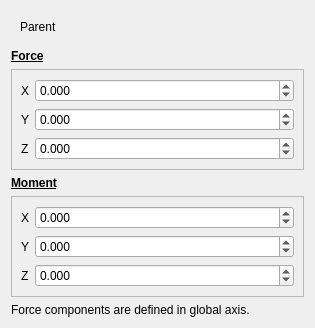
Old version of the form guis/widget_force.ui in the repository RubendeBruin/DAVE.
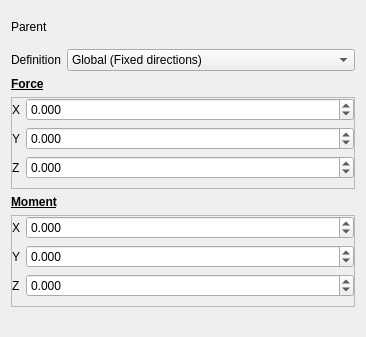
New version of the form. Custom widgets are drawn as their Qt base class.

Commit message: Added Local forces, requires at least build 231005

```diff
--- a/guis/widget_force.ui
+++ b/guis/widget_force.ui
@@ -6,8 +6,8 @@
    <rect>
     <x>0</x>
     <y>0</y>
-    <width>315</width>
-    <height>288</height>
+    <width>366</width>
+    <height>337</height>
    </rect>
   </property>
   <property name="windowTitle">
@@ -16,12 +16,9 @@
   <property name="locale">
    <locale language="English" country="UnitedStates"/>
   </property>
-  <layout class="QVBoxLayout" name="verticalLayout">
-   <item>
-    <widget class="QWidget" name="widget" native="true">
-     <layout class="QHBoxLayout" name="horizontalLayout">
-      <item>
-       <widget class="QLabel" name="label_10">
+  <layout class="QGridLayout" name="gridLayout">
+   <item row="1" column="0">
+    <widget class="QLabel" name="label_8">
         <property name="sizePolicy">
          <sizepolicy hsizetype="Minimum" vsizetype="Preferred">
           <horstretch>0</horstretch>
@@ -29,24 +26,31 @@
          </sizepolicy>
         </property>
         <property name="text">
-         <string>Parent</string>
+      <string>Definition</string>
         </property>
        </widget>
       </item>
-      <item>
-       <widget class="QNodePicker" name="widgetParent" native="true">
+   <item row="1" column="1">
+    <widget class="QComboBox" name="cbDefinition">
         <property name="sizePolicy">
-         <sizepolicy hsizetype="MinimumExpanding" vsizetype="Preferred">
+      <sizepolicy hsizetype="MinimumExpanding" vsizetype="Fixed">
           <horstretch>0</horstretch>
           <verstretch>0</verstretch>
          </sizepolicy>
         </property>
-       </widget>
-      </item>
-     </layout>
+     <item>
+      <property name="text">
+       <string>Global (Fixed directions)</string>
+      </property>
+     </item>
+     <item>
+      <property name="text">
+       <string>Local (Follower)</string>
+      </property>
+     </item>
     </widget>
    </item>
-   <item>
+   <item row="2" column="0">
     <widget class="QLabel" name="label_7">
      <property name="text">
       <string>&lt;html&gt;&lt;head/&gt;&lt;body&gt;&lt;p&gt;&lt;span style=&quot; font-weight:600; text-decoration: underline;&quot;&gt;Force&lt;/span&gt;&lt;/p&gt;&lt;/body&gt;&lt;/html&gt;</string>
@@ -56,7 +60,7 @@
      </property>
     </widget>
    </item>
-   <item>
+   <item row="3" column="0" colspan="2">
     <widget class="QFrame" name="frame">
      <property name="sizePolicy">
       <sizepolicy hsizetype="Preferred" vsizetype="Fixed">
@@ -71,6 +75,15 @@
       <enum>QFrame::Raised</enum>
      </property>
      <layout class="QFormLayout" name="formLayout">
+      <property name="leftMargin">
+       <number>0</number>
+      </property>
+      <property name="topMargin">
+       <number>0</number>
+      </property>
+      <property name="rightMargin">
+       <number>0</number>
+      </property>
       <item row="0" column="0">
        <widget class="QLabel" name="label">
         <property name="text">
@@ -152,7 +165,7 @@
      </layout>
     </widget>
    </item>
-   <item>
+   <item row="4" column="0">
     <widget class="QLabel" name="label_9">
      <property name="text">
       <string>&lt;html&gt;&lt;head/&gt;&lt;body&gt;&lt;p&gt;&lt;span style=&quot; font-weight:600; text-decoration: underline;&quot;&gt;Moment&lt;/span&gt;&lt;/p&gt;&lt;/body&gt;&lt;/html&gt;</string>
@@ -162,7 +175,7 @@
      </property>
     </widget>
    </item>
-   <item>
+   <item row="5" column="0" colspan="2">
     <widget class="QFrame" name="frame_2">
      <property name="sizePolicy">
       <sizepolicy hsizetype="Preferred" vsizetype="Fixed">
@@ -177,6 +190,15 @@
       <enum>QFrame::Raised</enum>
      </property>
      <layout class="QFormLayout" name="formLayout_2">
+      <property name="leftMargin">
+       <number>0</number>
+      </property>
+      <property name="topMargin">
+       <number>0</number>
+      </property>
+      <property name="rightMargin">
+       <number>0</number>
+      </property>
       <item row="2" column="1">
        <widget class="QDoubleSpinBox" name="doubleSpinBox_5">
         <property name="sizePolicy">
@@ -258,17 +280,7 @@
      </layout>
     </widget>
    </item>
-   <item>
-    <widget class="QLabel" name="label_8">
-     <property name="text">
-      <string>&lt;html&gt;&lt;head/&gt;&lt;body&gt;&lt;p&gt;Force components are defined in global axis.&lt;/p&gt;&lt;/body&gt;&lt;/html&gt;</string>
-     </property>
-     <property name="wordWrap">
-      <bool>true</bool>
-     </property>
-    </widget>
-   </item>
-   <item>
+   <item row="6" column="1">
     <spacer name="verticalSpacer">
      <property name="orientation">
       <enum>Qt::Vertical</enum>
@@ -281,6 +293,41 @@
      </property>
     </spacer>
    </item>
+   <item row="0" column="0" colspan="2">
+    <widget class="QWidget" name="widget" native="true">
+     <layout class="QHBoxLayout" name="horizontalLayout">
+      <property name="leftMargin">
+       <number>0</number>
+      </property>
+      <property name="rightMargin">
+       <number>0</number>
+      </property>
+      <item>
+       <widget class="QLabel" name="label_10">
+        <property name="sizePolicy">
+         <sizepolicy hsizetype="Minimum" vsizetype="Preferred">
+          <horstretch>0</horstretch>
+          <verstretch>0</verstretch>
+         </sizepolicy>
+        </property>
+        <property name="text">
+         <string>Parent</string>
+        </property>
+       </widget>
+      </item>
+      <item>
+       <widget class="QNodePicker" name="widgetParent" native="true">
+        <property name="sizePolicy">
+         <sizepolicy hsizetype="MinimumExpanding" vsizetype="Preferred">
+          <horstretch>0</horstretch>
+          <verstretch>0</verstretch>
+         </sizepolicy>
+        </property>
+       </widget>
+      </item>
+     </layout>
+    </widget>
+   </item>
   </layout>
  </widget>
  <customwidgets>
```
Lines whose indentation alone changed are shown as unchanged. The commit also changes 8 other files.
